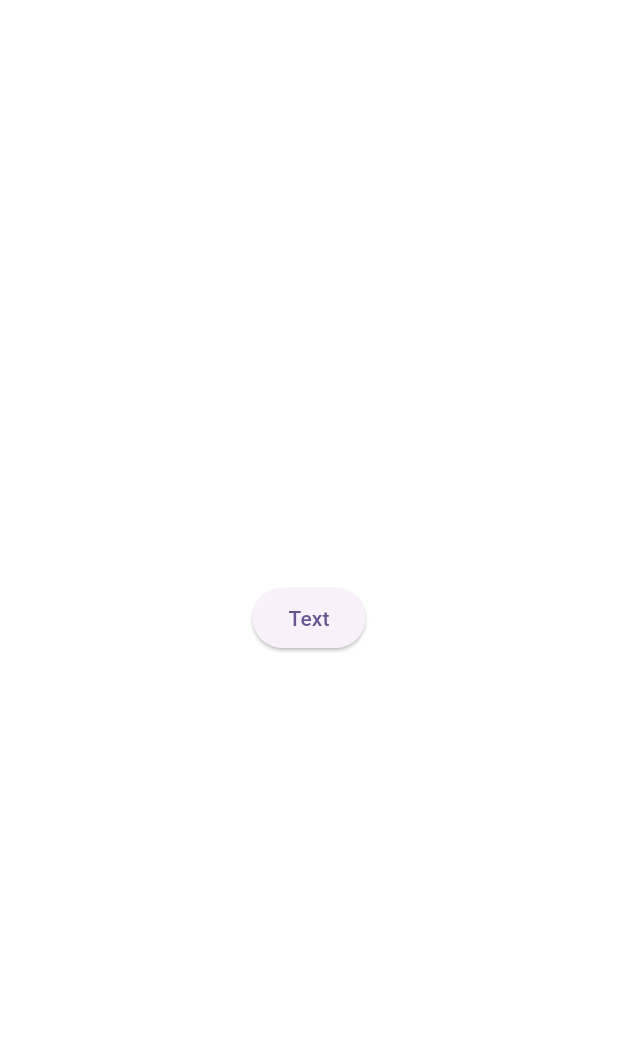
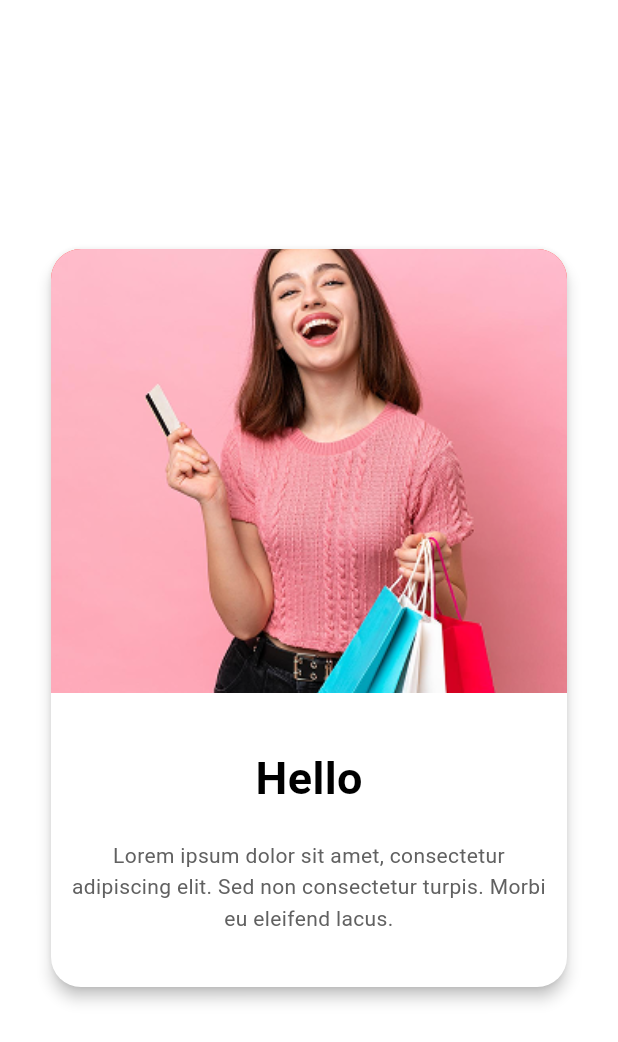
Before and after one commit to Osinmen/shope, a Flutter app: the HomeScreen screen opened directly, on a phone screen of 412 x 824 dp. Shown: the top 1042 px of the screen. Run offline on Flutter 3.47's test engine with Material 3 defaults, Android fonts, the phone set to English and light mode, and no system bars; our stand-ins replace cloud_firestore, firebase_auth, firebase_core, firebase_storage, image_picker, intl_phone_field; accounts and stored records are empty.

Commit message:
implemented another page succesfully:

```diff
--- a/lib/home_screen.dart
+++ b/lib/home_screen.dart
@@ -1,5 +1,7 @@
 import 'package:firebase_auth/firebase_auth.dart';
 import 'package:flutter/material.dart';
+import 'package:shope/core/utils/sized_box_extensions.dart';
+import 'package:shope/gen/assets.gen.dart';
 
 class HomeScreen extends StatefulWidget {
   const HomeScreen({super.key});
@@ -9,23 +11,94 @@ class HomeScreen extends StatefulWidget {
 }
 
 class _HomeScreenState extends State<HomeScreen> {
+  Future<void> testing() async {
+    await FirebaseAuth.instance.createUserWithEmailAndPassword(
+      email: "victoryairen@gmail.com",
+      password: "1234566",
+    );
+  }
 
-  Future<void> testing () async {
-    await FirebaseAuth.instance.createUserWithEmailAndPassword(email: "victoryairen@gmail.com", password: "1234566");
-  }
   @override
   Widget build(BuildContext context) {
     return Scaffold(
       backgroundColor: Colors.white,
-      body: Center(
+      body: Stack(
+        children: [
+          Center(
             child: Column(
               mainAxisAlignment: MainAxisAlignment.center,
               children: [
-            ElevatedButton(onPressed: () {
+                ElevatedButton(
+                  onPressed: () {
                     testing();
-            }, child: Text("Text"))
+                  },
+                  child: Text("Text"),
+                ),
               ],
             ),
+          ),
+
+          Center(
+            child: Padding(
+              padding: const EdgeInsets.symmetric(horizontal: 30),
+              child: SizedBox(
+                height: 500,
+                width: double.infinity,
+                child: Card(
+                  color: Colors.white,
+                  shape: RoundedRectangleBorder(
+                    borderRadius: BorderRadius.circular(20),
+                  ),
+                  elevation: 4,
+                  child: Column(
+                    children: [
+                      Expanded(
+                        child: Container(
+                          decoration: BoxDecoration(
+                            image: DecorationImage(
+                              image: AssetImage(Assets.images.happyGirl.path),
+                              fit: BoxFit.cover,
+                            ),
+                            color: Colors.red,
+                            borderRadius: BorderRadius.only(
+                              topLeft: Radius.circular(20),
+                              topRight: Radius.circular(20),
+                            ),
+                          ),
+                        ),
+                      ),
+                      Padding(
+                        padding: const EdgeInsets.symmetric(horizontal: 10, vertical: 35),
+                        child: Column(
+                          children: [
+                            Text(
+                              "Hello",
+                              style: TextStyle(
+                                color: Colors.black,
+                                fontWeight: FontWeight.bold,
+                                fontSize: 30,
+                              ),
+                            ),
+                            20.height,
+                             Text(
+                          'Lorem ipsum dolor sit amet, consectetur adipiscing elit. Sed non consectetur turpis. Morbi eu eleifend lacus.',
+                          textAlign: TextAlign.center,
+                          style: TextStyle(
+                            fontSize: 14,
+                            height: 1.5,
+                            color: Colors.grey[700],
+                          ),
+                        ),
+                          ],
+                        ),
+                      ),
+                    ],
+                  ),
+                ),
+              ),
+            ),
+          ),
+        ],
       ),
     );
   }
--- a/lib/main.dart
+++ b/lib/main.dart
@@ -7,6 +7,7 @@ import 'package:firebase_core/firebase_core.dart';
 import 'package:shope/providers/image_provider.dart';
 import 'package:shope/screens/auth/create_account.dart';
 import 'package:shope/screens/auth/login.dart';
+import 'package:shope/screens/home/hello_screen.dart';
 
 void main() async {
   WidgetsFlutterBinding.ensureInitialized();
@@ -33,7 +34,7 @@ class MyApp extends StatelessWidget {
       theme: ThemeData(
         colorScheme: ColorScheme.fromSeed(seedColor: Colors.deepPurple),
       ),
-      home: const CreateAccount(),
+      home: const HomeScreen(),
     );
   }
 }
--- a/lib/screens/auth/login.dart
+++ b/lib/screens/auth/login.dart
@@ -1,6 +1,7 @@
 import 'package:flutter/material.dart';
 import 'package:shope/core/constants/app_text_style.dart';
 import 'package:shope/core/utils/sized_box_extensions.dart';
+import 'package:shope/services/firebase_services/auth_service.dart';
 import 'package:shope/widgets/buttons/confirmation_button.dart';
 import 'package:shope/widgets/cutom_text_field/emailandpassword_textfield.dart';
 import 'package:shope/widgets/page_curves/login_curves/blue_curve.dart';
@@ -16,6 +17,8 @@ class Login extends StatefulWidget {
 
 class _LoginState extends State<Login> {
   final TextEditingController emailController = TextEditingController();
+  final TextEditingController passwordController = TextEditingController();
+  final AuthService _auth = AuthService();
   @override
   Widget build(BuildContext context) {
     return SafeArea(
@@ -59,7 +62,7 @@ class _LoginState extends State<Login> {
                     EmailandPasswordTextfield(controller: emailController),
                     20.height,
                     ConfirmationButton(onPressed: () async{
-
+                      await _auth.loginUserWithEmailandPassword(emailController.text.trim(), passwordController.text.trim());
                     }, text: "Next"),
                     10.height,
                     Align(
--- a/pubspec.yaml
+++ b/pubspec.yaml
@@ -18,6 +18,8 @@ dependencies:
   firebase_auth: ^6.1.1
   firebase_storage: ^13.0.3
   cloud_firestore: ^6.0.3
+  build_runner: ^2.10.1
+  flutter_gen_runner: ^5.12.0
 
 dev_dependencies:
   flutter_test:
@@ -29,6 +31,7 @@ flutter:
 
   assets:
     - assets/icons/
+    - assets/images/
 
   fonts:
     - family: Raleway
```
Also changed, not shown: lib/gen/assets.gen.dart (+12 -0 lines), lib/screens/home/hello_screen.dart (added, +95 -0 lines), lib/widgets/page_curves/hello_curves/hello_curves.dart (added, +29 -0 lines), assets/images/happyGirl.png (added), pubspec.lock. Lines whose indentation alone changed are shown as unchanged.
